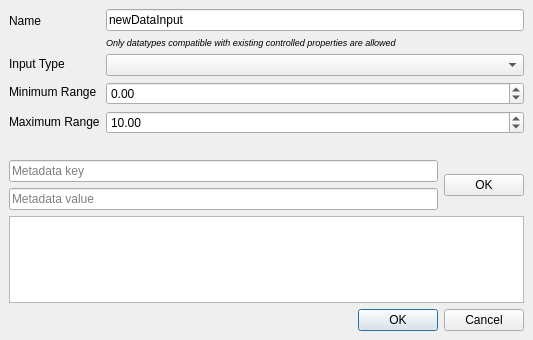
First picture: the form in src/Authoring/Studio/Application/DataInputDlg.ui, repository flyhex/qt3dstudio, before the edit.
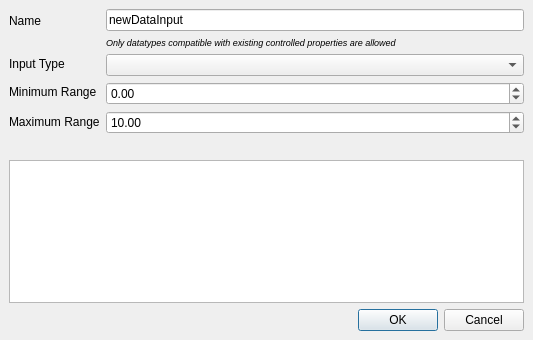
Second picture: the form after the edit.

Commit message:
Fix datainput metadata entry table
Make metadata input entry a fully editable table.

Task-id: QT3DS-3247

Patch:
```diff
--- a/src/Authoring/Studio/Application/DataInputDlg.ui
+++ b/src/Authoring/Studio/Application/DataInputDlg.ui
@@ -270,43 +270,7 @@
         <property name="sizeConstraint">
          <enum>QLayout::SetMaximumSize</enum>
         </property>
-        <item row="1" column="0">
-         <widget class="QLineEdit" name="lineEditMetadata">
-          <property name="text">
-           <string/>
-          </property>
-          <property name="placeholderText">
-           <string>Metadata value</string>
-          </property>
-         </widget>
-        </item>
-        <item row="0" column="0">
-         <widget class="QLineEdit" name="lineEditMetadataKey">
-          <property name="text">
-           <string/>
-          </property>
-          <property name="placeholderText">
-           <string>Metadata key</string>
-          </property>
-         </widget>
-        </item>
-        <item row="0" column="1" rowspan="2">
-         <widget class="QPushButton" name="pushButtonAddMeta">
-          <property name="sizePolicy">
-           <sizepolicy hsizetype="Fixed" vsizetype="Fixed">
-            <horstretch>0</horstretch>
-            <verstretch>1</verstretch>
-           </sizepolicy>
-          </property>
-          <property name="toolTip">
-           <string>Enter metadata</string>
-          </property>
-          <property name="text">
-           <string>OK</string>
-          </property>
-         </widget>
-        </item>
-        <item row="3" column="0" colspan="2">
+        <item row="1" column="0" colspan="2">
          <widget class="QTableWidget" name="tableEditMetadata">
           <property name="enabled">
            <bool>true</bool>
@@ -348,7 +312,7 @@
            <bool>false</bool>
           </property>
           <attribute name="horizontalHeaderVisible">
-           <bool>false</bool>
+           <bool>true</bool>
           </attribute>
           <attribute name="horizontalHeaderDefaultSectionSize">
            <number>75</number>
```
Left out of the diff: 2 changed lines with no effect on the pictures. The commit also changes 2 other files.
